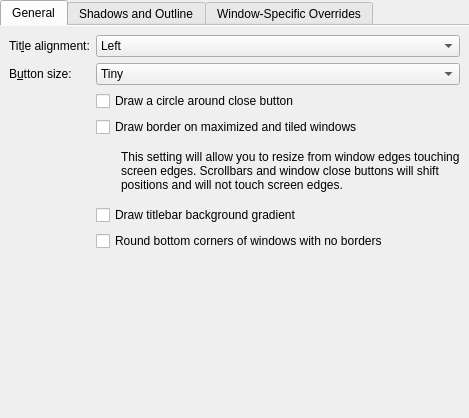
This is cpp/kdecoration/config/ui/proteaconfigurationui.ui in seezmashele/protea-dark-theme as Qt 5 draws it before an edit. The edited form follows.
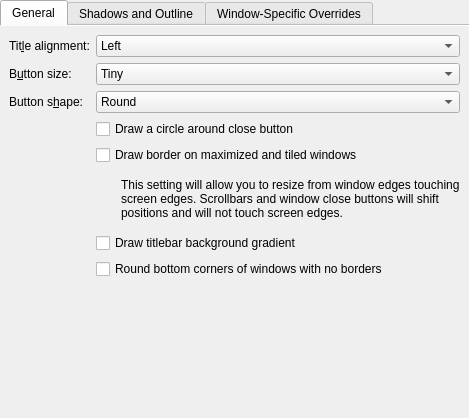
This is the edited form. Custom widgets are drawn as their Qt base class.

Commit message: added rectangular window buttons

```diff
--- a/cpp/kdecoration/config/ui/proteaconfigurationui.ui
+++ b/cpp/kdecoration/config/ui/proteaconfigurationui.ui
@@ -112,21 +112,45 @@
          </item>
         </widget>
        </item>
+       <item row="2" column="0">
+        <widget class="QLabel" name="labelButtonShape">
+         <property name="text">
+          <string>Button s&amp;hape:</string>
+         </property>
+         <property name="buddy">
+          <cstring>buttonShape</cstring>
+         </property>
+        </widget>
+       </item>
        <item row="2" column="1">
+        <widget class="QComboBox" name="buttonShape">
+         <item>
+          <property name="text">
+           <string comment="@item:inlistbox Button shape:">Round</string>
+          </property>
+         </item>
+         <item>
+          <property name="text">
+           <string comment="@item:inlistbox Button shape:">Rectangular</string>
+          </property>
+         </item>
+        </widget>
+       </item>
+       <item row="3" column="1">
         <widget class="QCheckBox" name="outlineCloseButton">
          <property name="text">
           <string>Draw a circle around close button</string>
          </property>
         </widget>
        </item>
-       <item row="3" column="1">
+       <item row="4" column="1">
         <widget class="QCheckBox" name="drawBorderOnMaximizedWindows">
          <property name="text">
           <string>Draw border on maximized and tiled windows</string>
          </property>
         </widget>
        </item>
-       <item row="4" column="1">
+       <item row="5" column="1">
         <layout class="QHBoxLayout" name="horizontalLayout">
          <item>
           <spacer name="horizontalSpacer_2">
@@ -156,14 +180,14 @@
          </item>
         </layout>
        </item>
-       <item row="5" column="1">
+       <item row="6" column="1">
         <widget class="QCheckBox" name="drawBackgroundGradient">
          <property name="text">
           <string>Draw titlebar background gradient</string>
          </property>
         </widget>
        </item>
-       <item row="6" column="1">
+       <item row="7" column="1">
         <widget class="QCheckBox" name="roundedCorners">
          <property name="text">
           <string>Round bottom corners of windows with no borders</string>
```
The commit also changes 12 other files.
